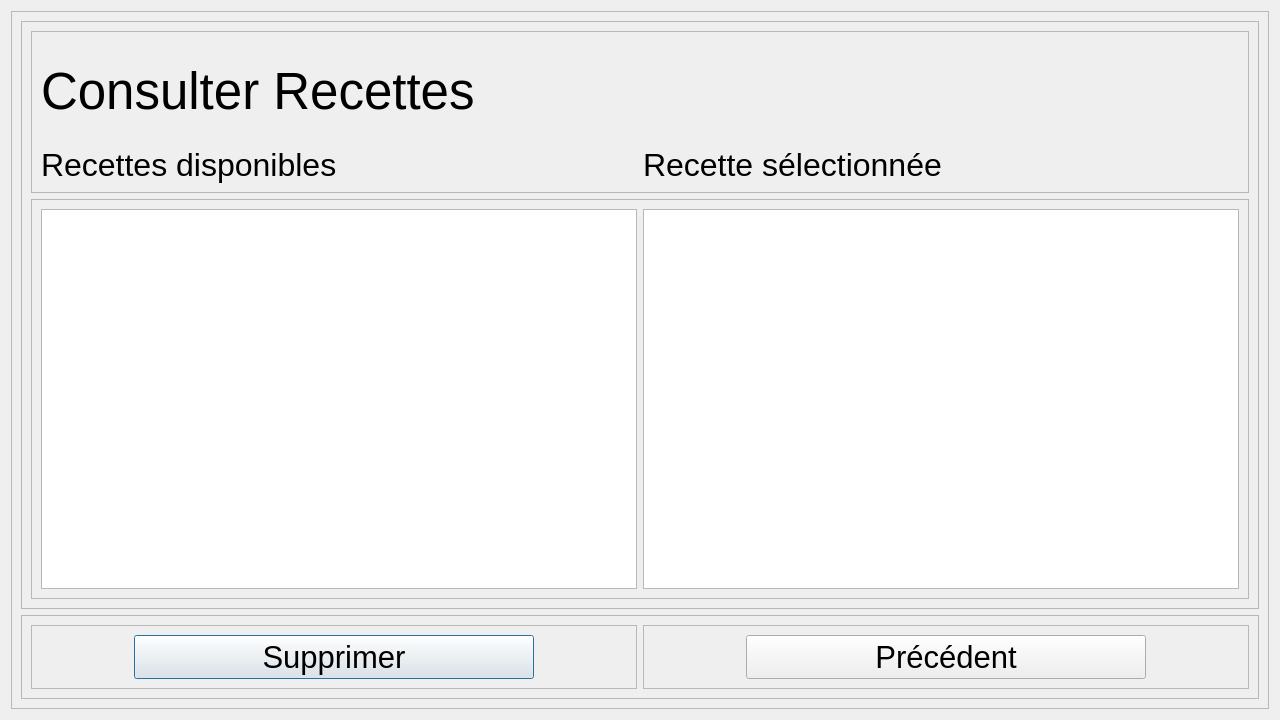
This is Logiciel/pi_controller/HMI2/consulter_recette.ui in emilerenaud/BartendUS-GROS4 as Qt 5 draws it before an edit. The edited form follows.
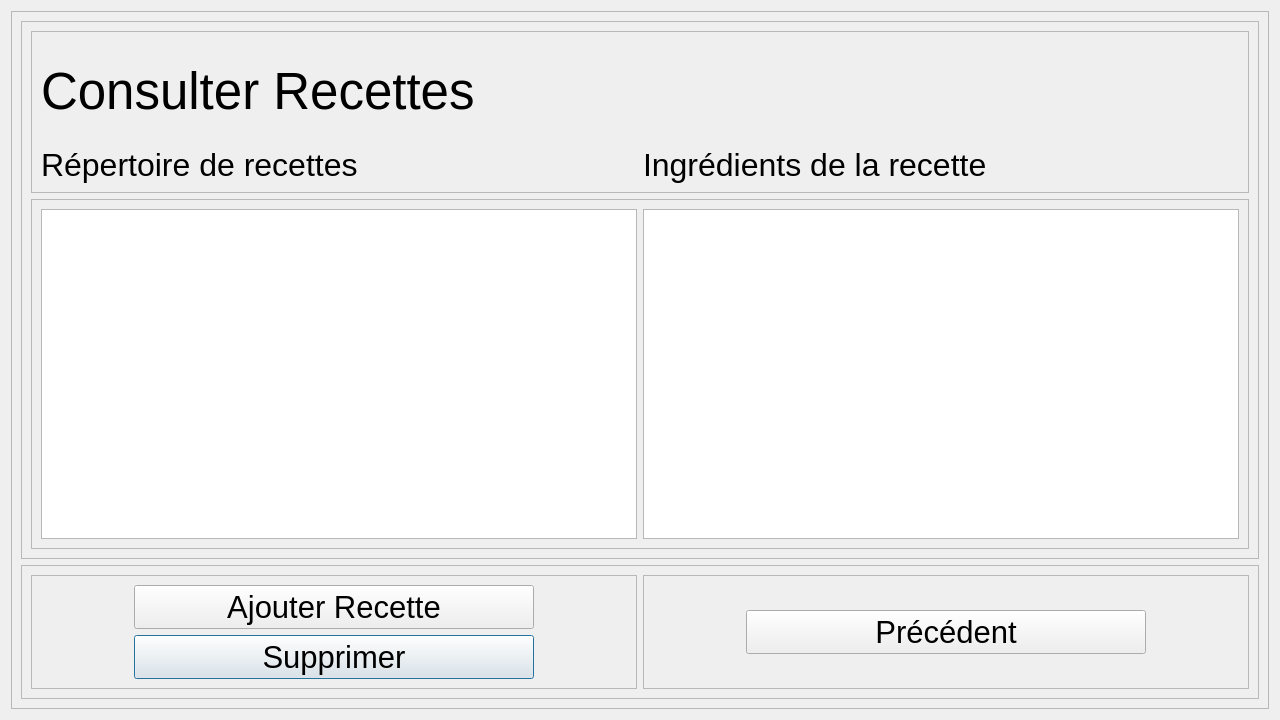
This is the edited form.

Diff of the .ui file:
```diff
--- a/Logiciel/pi_controller/HMI2/consulter_recette.ui
+++ b/Logiciel/pi_controller/HMI2/consulter_recette.ui
@@ -65,7 +65,7 @@
            </property>
            <layout class="QHBoxLayout" name="horizontalLayout_2">
             <item>
-             <widget class="QListWidget" name="recettes_disponibles">
+             <widget class="QListWidget" name="recettes_repertoire">
               <property name="minimumSize">
                <size>
                 <width>0</width>
@@ -109,7 +109,7 @@
                </font>
               </property>
               <property name="text">
-               <string>Recette sélectionnée</string>
+               <string>Ingrédients de la recette</string>
               </property>
              </widget>
             </item>
@@ -121,7 +121,7 @@
                </font>
               </property>
               <property name="text">
-               <string>Recettes disponibles</string>
+               <string>Répertoire de recettes</string>
               </property>
              </widget>
             </item>
@@ -173,7 +173,7 @@
             <enum>QFrame::Raised</enum>
            </property>
            <layout class="QGridLayout" name="gridLayout">
-            <item row="0" column="0" alignment="Qt::AlignHCenter">
+            <item row="1" column="0" alignment="Qt::AlignHCenter">
              <widget class="QPushButton" name="supprimer">
               <property name="minimumSize">
                <size>
@@ -197,6 +197,24 @@
               </property>
              </widget>
             </item>
+            <item row="0" column="0">
+             <widget class="QPushButton" name="pushButton">
+              <property name="maximumSize">
+               <size>
+                <width>400</width>
+                <height>16777215</height>
+               </size>
+              </property>
+              <property name="font">
+               <font>
+                <pointsize>23</pointsize>
+               </font>
+              </property>
+              <property name="text">
+               <string>Ajouter Recette</string>
+              </property>
+             </widget>
+            </item>
            </layout>
           </widget>
          </item>
```
